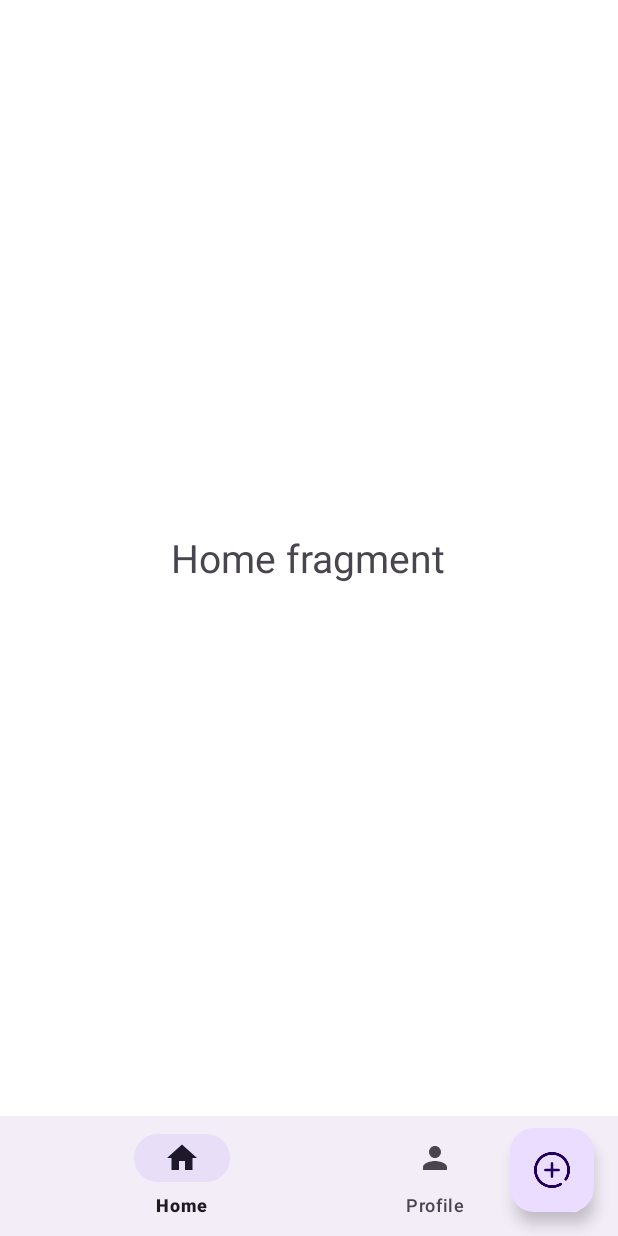
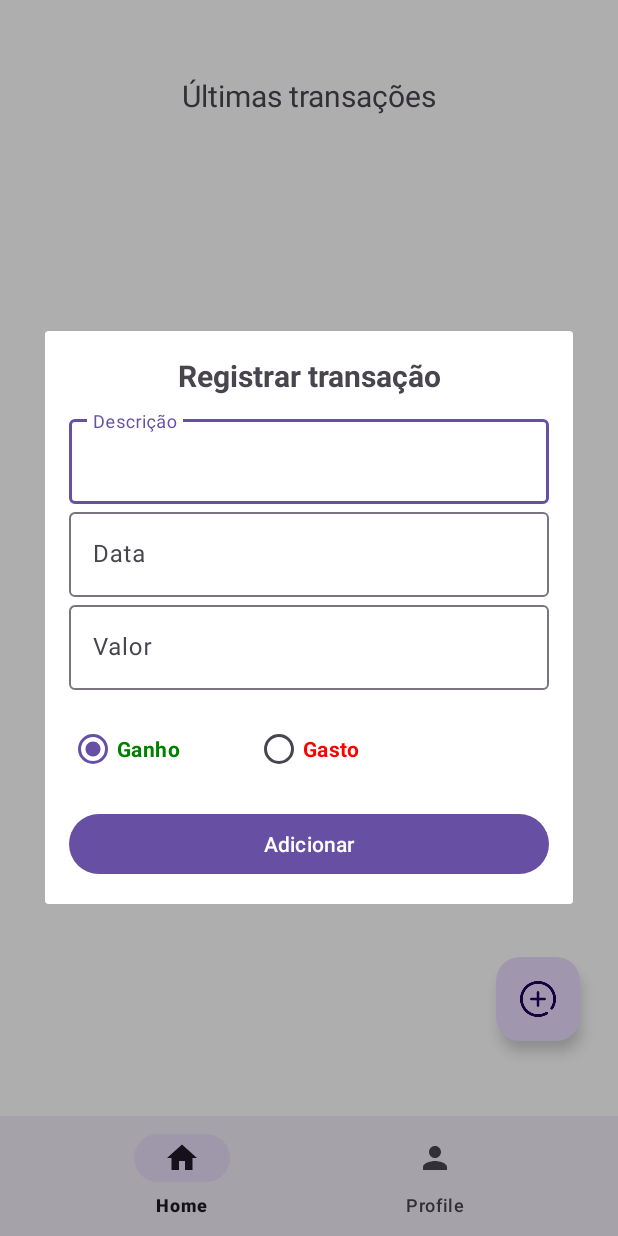
Before and after one commit to limaenz/financa-em-foco-app, an Android app: the screen it shows after launch once a user with an empty profile is signed in (TelaInicialActivity), after a tap on an icon or button, on a phone screen of 412 x 824 dp. Run offline under Robolectric (Android 15) with nearby library versions, the phone set to English and light mode, and no system bars; our stand-ins replace Firebase (no records; nobody signed in at launch, a user with empty details on screens opened directly).

Commit message:
feat: adding fragments screens home and profile

```diff
--- /dev/null
+++ b/app/src/main/java/com/example/financa_em_foco_app/Fragments/DespesasDialogFragment.java
@@ -0,0 +1,47 @@
+package com.example.financa_em_foco_app.Fragments;
+
+import android.app.DatePickerDialog;
+import android.os.Bundle;
+
+import androidx.fragment.app.DialogFragment;
+
+import android.view.LayoutInflater;
+import android.view.View;
+import android.view.ViewGroup;
+
+import com.example.financa_em_foco_app.databinding.FragmentDespesasDialogBinding;
+import com.google.firebase.auth.FirebaseAuth;
+
+import java.util.Calendar;
+
+public class DespesasDialogFragment extends DialogFragment {
+    private FragmentDespesasDialogBinding binding;
+    private FirebaseAuth mAuth;
+
+    @Override
+    public View onCreateView(LayoutInflater inflater, ViewGroup container, Bundle savedInstanceState) {
+        binding = FragmentDespesasDialogBinding.inflate(inflater, container, false);
+        configuraTela();
+        return binding.getRoot();
+    }
+
+    private void configuraTela() {
+        mAuth = FirebaseAuth.getInstance();
+        binding.editTextData.setOnClickListener(v -> mostrarData());
+    }
+
+    private void mostrarData() {
+        final Calendar calendar = Calendar.getInstance();
+        int ano = calendar.get(Calendar.YEAR);
+        int mes = calendar.get(Calendar.MONTH);
+        int dia = calendar.get(Calendar.DAY_OF_MONTH);
+
+        DatePickerDialog datePickerDialog = new DatePickerDialog(requireContext(), (view, year, monthOfYear, dayOfMonth) -> {
+            String dataSelecionada = dayOfMonth + "/" + (monthOfYear + 1) + "/" + year;
+            binding.editTextData.setText(dataSelecionada);
+        }, ano, mes, dia);
+
+        datePickerDialog.show();
+    }
+
+}
--- a/app/src/main/java/com/example/financa_em_foco_app/Fragments/HomeFragment.java
+++ b/app/src/main/java/com/example/financa_em_foco_app/Fragments/HomeFragment.java
@@ -8,7 +8,6 @@ import android.view.LayoutInflater;
 import android.view.View;
 import android.view.ViewGroup;
 
-import com.example.financa_em_foco_app.R;
 import com.example.financa_em_foco_app.databinding.FragmentHomeBinding;
 import com.google.firebase.auth.FirebaseAuth;
 
@@ -18,6 +17,19 @@ public class HomeFragment extends Fragment {
 
     @Override
     public View onCreateView(LayoutInflater inflater, ViewGroup container, Bundle savedInstanceState) {
-        return inflater.inflate(R.layout.fragment_home, container, false);
+        binding = FragmentHomeBinding.inflate(inflater, container, false);
+        configuraTela();
+        return binding.getRoot();
+    }
+
+    private void configuraTela() {
+        mAuth = FirebaseAuth.getInstance();
+
+        binding.buttonAdicionar.setOnClickListener(v -> mostrarModal());
+    }
+
+    private void mostrarModal() {
+        DespesasDialogFragment despesasFragment = new DespesasDialogFragment();
+        despesasFragment.show(getChildFragmentManager(), despesasFragment.getTag());
     }
 }
--- a/app/src/main/java/com/example/financa_em_foco_app/TelaInicialActivity.java
+++ b/app/src/main/java/com/example/financa_em_foco_app/TelaInicialActivity.java
@@ -1,7 +1,6 @@
 package com.example.financa_em_foco_app;
 
 import android.os.Bundle;
-import android.widget.Toast;
 
 import androidx.appcompat.app.AppCompatActivity;
 import androidx.fragment.app.Fragment;
@@ -17,7 +16,6 @@ public class TelaInicialActivity extends AppCompatActivity {
     protected void onCreate(Bundle savedInstanceState) {
         super.onCreate(savedInstanceState);
         configuraTela();
-        configuraBotaoAdicionar();
         configurarNavegacaoInferior();
 
     }
@@ -26,10 +24,6 @@ public class TelaInicialActivity extends AppCompatActivity {
         binding = ActivityTelaInicialBinding.inflate(getLayoutInflater());
         setContentView(binding.getRoot());
         substituirFragmento(new HomeFragment());
-    }
-
-    private void configuraBotaoAdicionar() {
-        binding.buttonAdicionar.setOnClickListener(view -> Toast.makeText(TelaInicialActivity.this, "Despesa criada! 😁", Toast.LENGTH_SHORT).show());
     }
 
     private void configurarNavegacaoInferior() {
--- a/app/src/main/res/layout/activity_tela_inicial.xml
+++ b/app/src/main/res/layout/activity_tela_inicial.xml
@@ -18,15 +18,4 @@
         android:layout_alignParentBottom="true"
         app:menu="@menu/bottom_menu" />
 
-    <com.google.android.material.floatingactionbutton.FloatingActionButton
-        android:id="@+id/buttonAdicionar"
-        android:layout_width="wrap_content"
-        android:layout_height="wrap_content"
-        android:layout_alignParentBottom="true"
-        android:layout_alignParentEnd="true"
-        android:layout_marginEnd="16dp"
-        android:layout_marginBottom="16dp"
-        app:srcCompat="@drawable/mais"
-        app:elevation="6dp"/>
-
 </RelativeLayout>
--- /dev/null
+++ b/app/src/main/res/layout/fragment_despesas_dialog.xml
@@ -0,0 +1,90 @@
+<LinearLayout xmlns:android="http://schemas.android.com/apk/res/android"
+    android:layout_width="match_parent"
+    android:layout_height="500dp"
+    android:orientation="vertical"
+    android:padding="16dp">
+
+    <TextView
+        android:layout_width="match_parent"
+        android:layout_height="wrap_content"
+        android:text="Registrar transação"
+        android:textAlignment="center"
+        android:textSize="20dp"
+        android:textStyle="bold" />
+
+    <com.google.android.material.textfield.TextInputLayout
+        android:layout_width="match_parent"
+        android:layout_height="wrap_content"
+        android:layout_marginTop="10dp">
+
+        <EditText
+            android:id="@+id/editTextDescricao"
+            android:layout_width="320dp"
+            android:layout_height="wrap_content"
+            android:hint="Descrição"
+            android:inputType="text"
+            android:singleLine="true" />
+
+    </com.google.android.material.textfield.TextInputLayout>
+
+    <com.google.android.material.textfield.TextInputLayout
+        android:layout_width="match_parent"
+        android:layout_height="wrap_content">
+
+        <EditText
+            android:id="@+id/editTextData"
+            android:layout_width="320dp"
+            android:layout_height="wrap_content"
+            android:hint="Data"
+            android:inputType="date" />
+
+    </com.google.android.material.textfield.TextInputLayout>
+
+    <com.google.android.material.textfield.TextInputLayout
+        android:layout_width="match_parent"
+        android:layout_height="wrap_content">
+
+        <EditText
+            android:id="@+id/editTextValor"
+            android:layout_width="320dp"
+            android:layout_height="wrap_content"
+            android:hint="Valor"
+            android:inputType="numberDecimal"
+            android:singleLine="true" />
+
+    </com.google.android.material.textfield.TextInputLayout>
+
+    <RadioGroup
+        android:id="@+id/radioGroupTipo"
+        android:layout_width="match_parent"
+        android:layout_height="wrap_content"
+        android:layout_marginTop="15dp"
+        android:orientation="horizontal">
+
+        <RadioButton
+            android:id="@+id/radioButtonGasto"
+            android:layout_width="wrap_content"
+            android:layout_height="wrap_content"
+            android:checked="true"
+            android:text="Ganho"
+            android:textColor="#008000"
+            android:textStyle="bold" />
+
+        <RadioButton
+            android:id="@+id/radioButtonGanho"
+            android:layout_width="wrap_content"
+            android:layout_height="wrap_content"
+            android:layout_marginLeft="50dp"
+            android:text="Gasto"
+            android:textColor="#FF0000"
+            android:textStyle="bold" />
+    </RadioGroup>
+
+    <Button
+        android:id="@+id/botaoAdicionar"
+        android:layout_width="match_parent"
+        android:layout_height="wrap_content"
+        android:layout_marginTop="15dp"
+        android:text="Adicionar" />
+
+</LinearLayout>
--- a/app/src/main/res/layout/fragment_home.xml
+++ b/app/src/main/res/layout/fragment_home.xml
@@ -6,12 +6,25 @@
     android:background="@color/white"
     tools:context=".Fragments.HomeFragment">
 
-    <!-- TODO: Update blank fragment layout -->
     <TextView
+        android:layout_width="match_parent"
+        android:layout_height="wrap_content"
+        android:text="Últimas transações"
+        android:layout_marginTop="50dp"
+        android:textAlignment="center"
+        android:textSize="20dp" />
+
+    <com.google.android.material.floatingactionbutton.FloatingActionButton
+        android:id="@+id/buttonAdicionar"
         android:layout_width="wrap_content"
         android:layout_height="wrap_content"
-        android:layout_gravity="center"
-        android:text="Home fragment"
-        android:textSize="26dp" />
+        android:layout_gravity="bottom|end"
+        android:layout_marginEnd="25dp"
+        android:layout_marginBottom="50dp"
+        android:src="@drawable/mais" />
+
+    <androidx.recyclerview.widget.RecyclerView
+        android:layout_width="match_parent"
+        android:layout_height="match_parent" />
 
 </FrameLayout>
--- a/app/src/main/res/layout/fragment_profile.xml
+++ b/app/src/main/res/layout/fragment_profile.xml
@@ -6,16 +6,10 @@
     android:background="@color/white"
     tools:context=".Fragments.ProfileFragment">
 
-    <!-- TODO: Update blank fragment layout -->
-    <TextView
-        android:layout_width="wrap_content"
-        android:layout_height="wrap_content"
-        android:layout_gravity="center"
-        android:text="Profile fragment"
-        android:textSize="26dp" />
-
     <Button
         android:id="@+id/buttonDeslogar"
+        android:layout_gravity="bottom"
+        android:layout_marginBottom="15dp"
         android:layout_width="match_parent"
         android:layout_height="wrap_content"
         android:text="Deslogar" />
```
